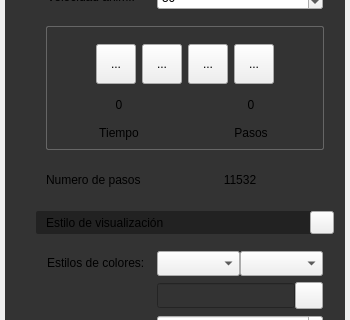
Above: app/ui/widget_result_menu_animation.ui from edwinar13/MPM-UN before the change; both pictures show x 0 to 350 and y 189 to 509 of the 350 by 941 pixel window. Below: the same form after it.
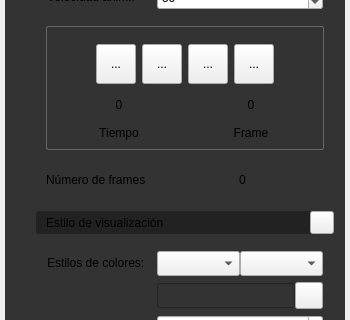
That is the form after the change. Icons and pictures are not drawn.

Commit message: ui(animación): textos de frames en el menú de animación

What changed in the file:
```diff
--- a/app/ui/widget_result_menu_animation.ui
+++ b/app/ui/widget_result_menu_animation.ui
@@ -1428,7 +1428,7 @@
                          </size>
                         </property>
                         <property name="text">
-                         <string>Pasos</string>
+                         <string>Frame</string>
                         </property>
                         <property name="alignment">
                          <set>Qt::AlignmentFlag::AlignCenter</set>
@@ -1456,7 +1456,7 @@
                     </size>
                    </property>
                    <property name="text">
-                    <string>Numero de pasos</string>
+                    <string>Número de frames</string>
                    </property>
                    <property name="QLabelStyle" stdset="0">
                     <number>3</number>
@@ -1472,7 +1472,7 @@
                     </size>
                    </property>
                    <property name="text">
-                    <string>11532</string>
+                    <string>0</string>
                    </property>
                    <property name="alignment">
                     <set>Qt::AlignmentFlag::AlignCenter</set>
```
The commit also changes 2 other files.
